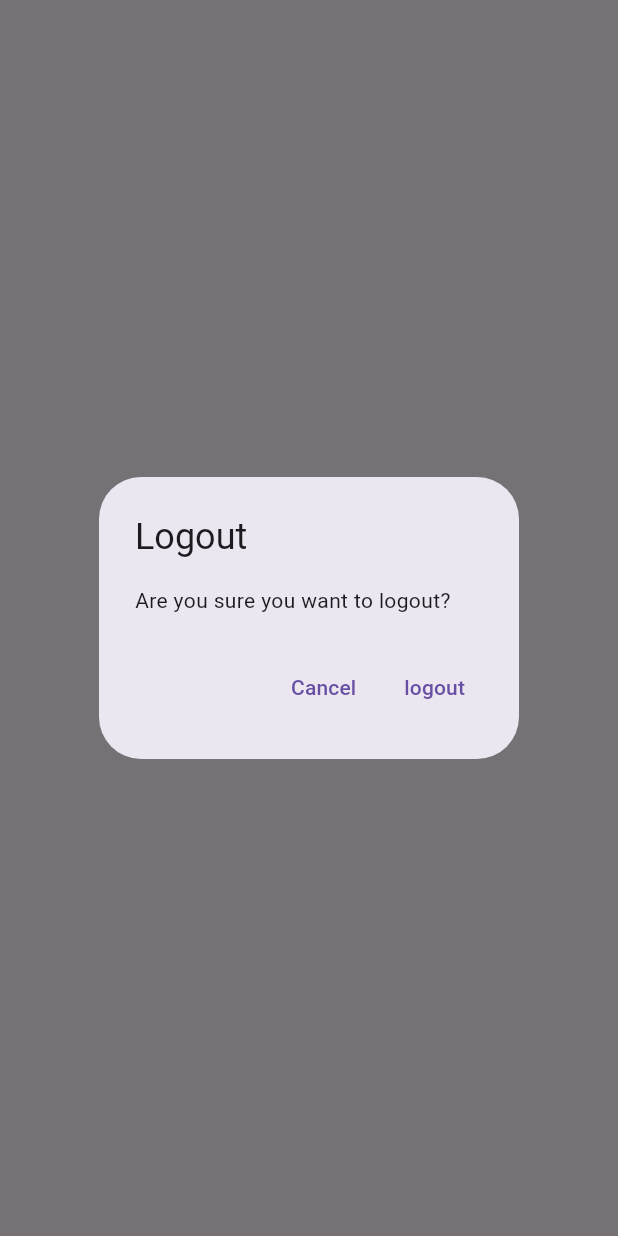
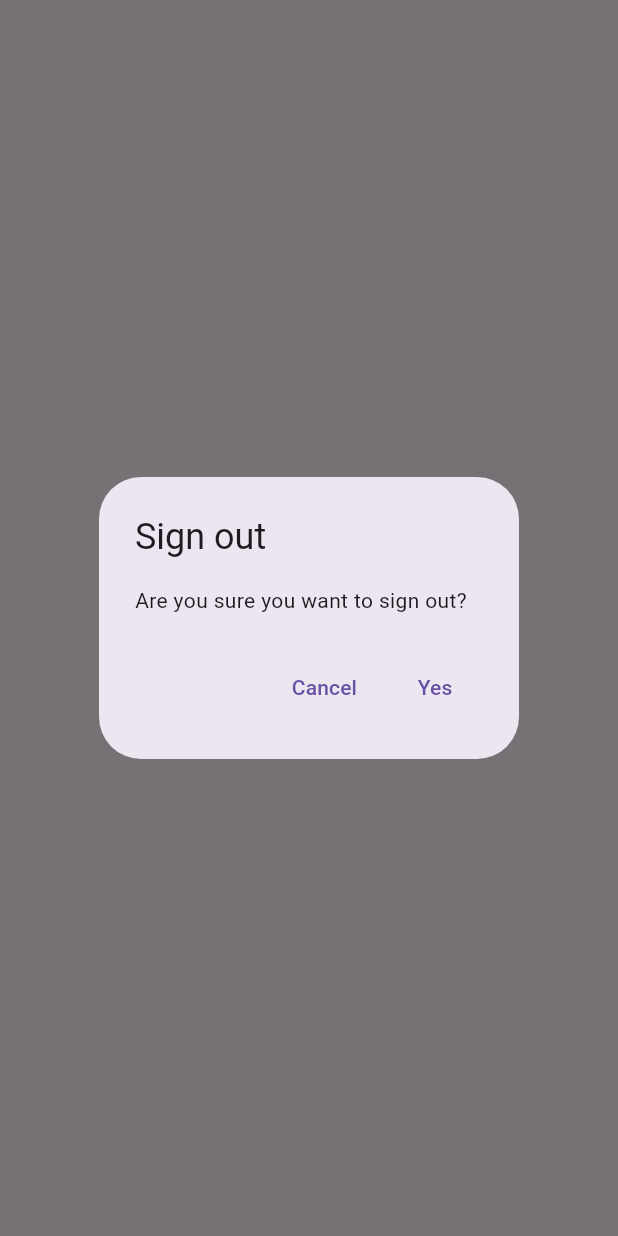
Before and after one commit to Clmokaya/daily-mins, a Flutter app: what showLogOutDialog() shows on an empty page, opened directly, on a phone screen of 412 x 824 dp. Run offline on Flutter 3.47's test engine with Material 3 defaults, Android fonts, the phone set to English and light mode, and no system bars; our stand-ins replace firebase_auth, firebase_core; accounts and stored records are empty.

Commit message:
practice future alert dialog

```diff
--- a/lib/views/notes_view.dart
+++ b/lib/views/notes_view.dart
@@ -55,12 +55,12 @@ class _NotesViewState extends State<NotesView> {
 }
 
 Future<bool> showLogOutDialog(BuildContext context) {
-  return showDialog<bool>(
+  return showDialog(
     context: context,
     builder: (context) {
       return AlertDialog(
-        title: Text('Logout'),
-        content: Text('Are you sure you want to logout?'),
+        title: Text('Sign out'),
+        content: Text('Are you sure you want to sign out?'),
         actions: [
           TextButton(
             onPressed: () {
@@ -72,7 +72,7 @@ Future<bool> showLogOutDialog(BuildContext context) {
             onPressed: () {
               Navigator.of(context).pop(true);
             },
-            child: Text('logout'),
+            child: Text('Yes'),
           ),
         ],
       );
```
